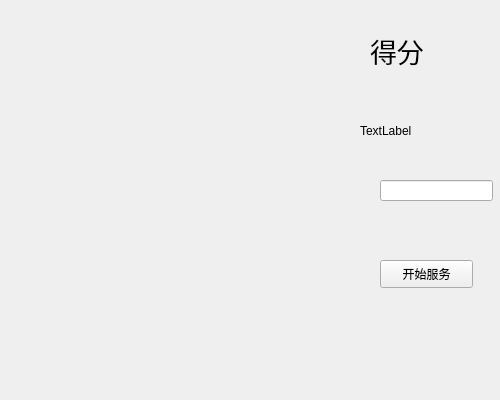
Old version of the form server.ui in the repository yangjianscut/snakeNew.
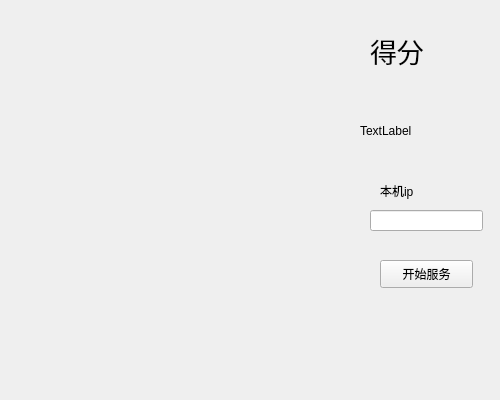
New version of the form.

Patch:
```diff
--- a/server.ui
+++ b/server.ui
@@ -47,8 +47,8 @@
   <widget class="QLineEdit" name="edip">
    <property name="geometry">
     <rect>
-     <x>380</x>
-     <y>180</y>
+     <x>370</x>
+     <y>210</y>
      <width>113</width>
      <height>21</height>
     </rect>
@@ -67,6 +67,19 @@
     <string>开始服务</string>
    </property>
   </widget>
+  <widget class="QLabel" name="label_2">
+   <property name="geometry">
+    <rect>
+     <x>380</x>
+     <y>180</y>
+     <width>72</width>
+     <height>21</height>
+    </rect>
+   </property>
+   <property name="text">
+    <string>本机ip</string>
+   </property>
+  </widget>
  </widget>
  <resources/>
  <connections/>
```
